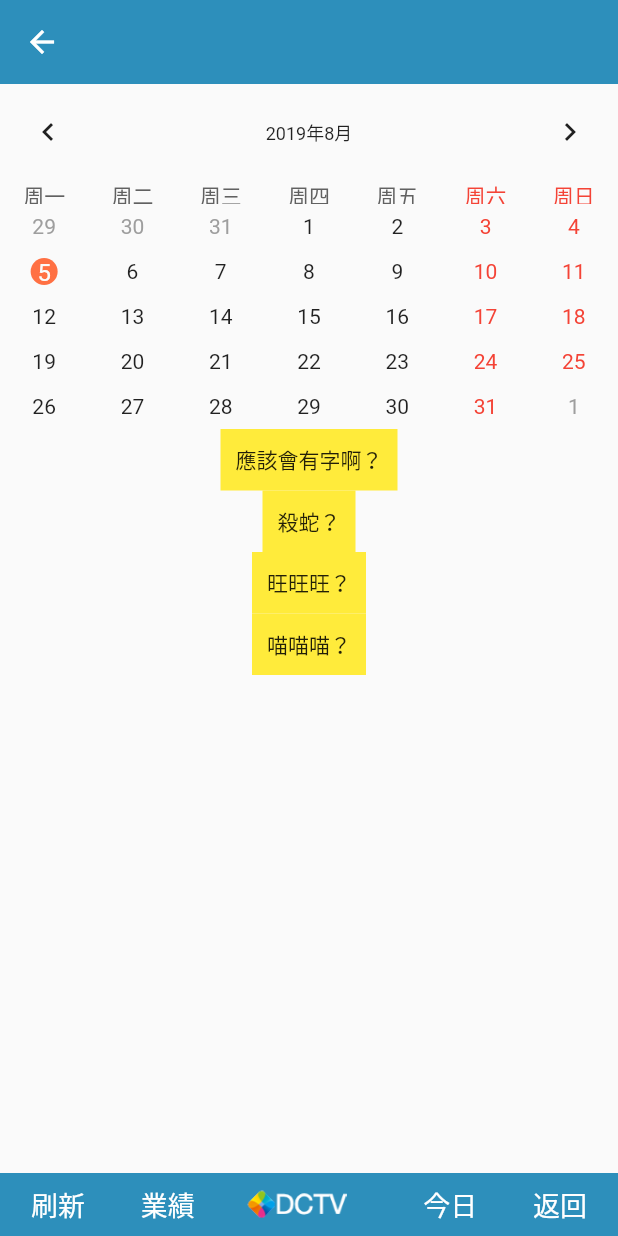
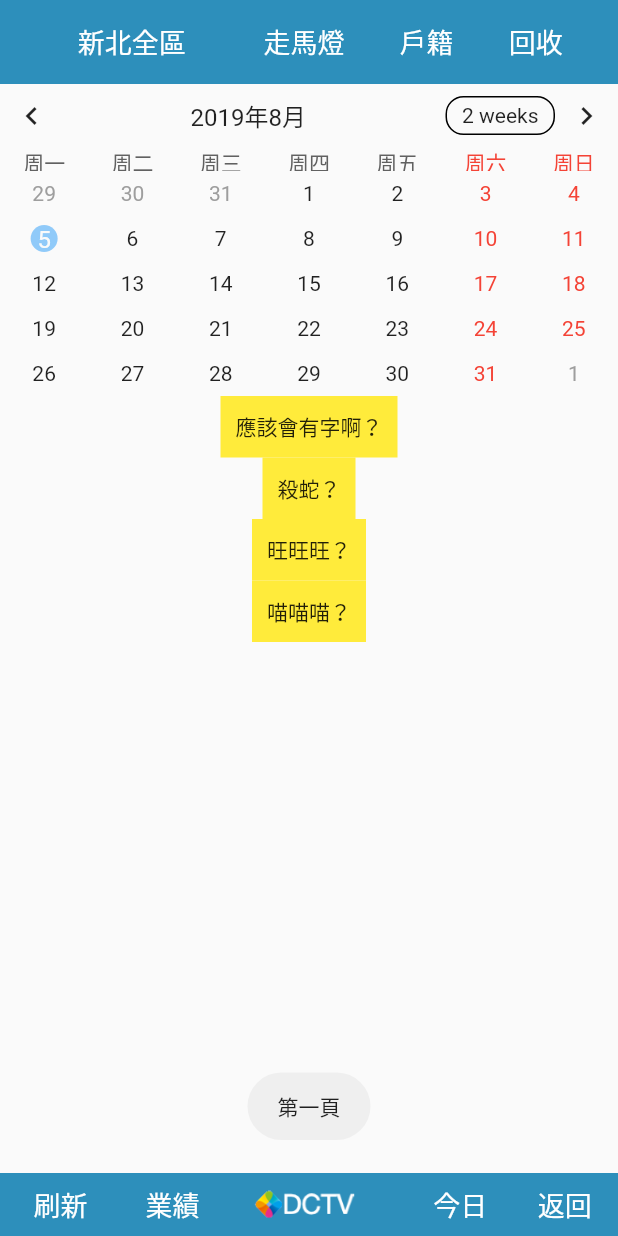
Before and after one commit to kamoguai/performance, a Flutter app: the HomePage screen opened by its route, on a phone screen of 412 x 824 dp. Run offline on Flutter 3.47's test engine with Material 2 defaults, Android fonts, the phone set to English and light mode, and no system bars; drawn by our look-alikes of auto_size_text, table_calendar; our stand-ins replace connectivity, dio, event_bus, flutter_redux, flutter_screenutil, flutter_spinkit and 4 more; missing offline and left inert: flutter_statusbar, pointycastle; accounts and stored records are empty; generated files the repository leaves out were written again; statements that could not run were skipped.

Commit message:
添加走馬燈相關class

```diff
--- a/performance/lib/page/home/FirstPage.dart
+++ b/performance/lib/page/home/FirstPage.dart
@@ -1,4 +1,5 @@
 import 'package:flutter/material.dart';
+import 'package:fluttertoast/fluttertoast.dart';
 import 'package:performance/widget/MyCalendarWidget.dart';
 import 'package:performance/widget/MyListState.dart';
 
@@ -17,6 +18,7 @@ class _FirstPageState extends State<FirstPage> with AutomaticKeepAliveClientMixi
   void initState() {
     super.initState();
     clearData();
+    Fluttertoast.showToast(msg: "第一頁");
     // initParam();
 }
 
--- a/performance/lib/page/home/HomePage.dart
+++ b/performance/lib/page/home/HomePage.dart
@@ -1,6 +1,7 @@
 import 'package:flutter/material.dart';
 import 'package:fluttertoast/fluttertoast.dart';
 import 'package:performance/common/style/MyStyle.dart';
+import 'package:performance/common/utils/NavigatorUtils.dart';
 import 'package:performance/page/home/FirstPage.dart';
 import 'package:performance/page/home/SecondPage.dart';
 import 'package:performance/page/home/ThirdPage.dart';
@@ -36,20 +37,21 @@ class _HomePageState extends State<HomePage> with AutomaticKeepAliveClientMixin<
           case 0:
             setState(() {
               this.nowPage = 0;
+              print("第一頁");
             });
-            Fluttertoast.showToast(msg: "第一頁");
+
             break;
           case 1:
             setState(() {
               this.nowPage = 1;
+              print("第二頁");
             });
-            Fluttertoast.showToast(msg: "第二頁");
             break;
           case 2:
             setState(() {
               this.nowPage = 2;
+              print("第三頁");
             });
-            Fluttertoast.showToast(msg: "第三頁");
             break;
           default:
             break;
@@ -79,9 +81,87 @@ class _HomePageState extends State<HomePage> with AutomaticKeepAliveClientMixin<
     return null;
   }
 
+  ///Scaffold appbar actions
+  List<Widget> actions() {
+    ///裝載action內容
+    List<Widget> action = [];
+    ///裝載row children內容
+    List<Widget> list = [];
+    list.add(
+      InkWell(
+        onTap: () {
+          this.showCityAlertSheetController(context);
+        },
+        child: Ink(
+          padding: EdgeInsets.symmetric(horizontal: 15),
+          child: autoTextSize(this.strCity == "" ? "新北全區":this.strCity, TextStyle(color: Colors.white, fontSize: MyScreen.homePageFontSize(context))),
+        ),
+      ),
+    );
+    switch (this.nowPage) {
+      case 0:
+        list.add(
+          InkWell(
+            onTap: () {
+              NavigatorUtils.goManual(context);
+            },
+            child: Ink(
+              child: autoTextSize('走馬燈', TextStyle(color: Colors.white, fontSize: MyScreen.homePageFontSize(context))),
+            ),
+
+          ),
+        );
+        list.add(
+          InkWell(
+            onTap: (){},
+            child: Ink(
+              child: autoTextSize('戶籍', TextStyle(color: Colors.white, fontSize: MyScreen.homePageFontSize(context))),
+            ),
+          ),
+        );
+        list.add(
+          InkWell(
+            onTap: (){},
+            child: Ink(
+              child: autoTextSize('回收', TextStyle(color: Colors.white, fontSize: MyScreen.homePageFontSize(context))),
+            ),
+          ),
+        );
+        break;
+      default:
+        list.add(
+          Expanded(
+            child: Container(),
+          )
+        );
+        list.add(
+          InkWell(
+            onTap: (){},
+            child: Ink(
+              padding: EdgeInsets.symmetric(horizontal: 15),
+              child: autoTextSize('競業', TextStyle(color: Colors.white, fontSize: MyScreen.homePageFontSize(context))),
+            ),
+          ),
+        );
+        break;
+    }
+    action = [
+      Expanded(
+        child: Row(
+          mainAxisAlignment: MainAxisAlignment.spaceEvenly,
+          mainAxisSize: MainAxisSize.max,
+          children: list
+        ),
+      ),
+    ];
+    return action;
+  }
+
+  ///Scaffold body顯示
   Widget bodyView() {
       Widget body;
       body = Container(
+        ///pageView實現左右換頁
         child: PageView(
           controller: pgController,
           children: pageWigetList.map((index) => buildPageItem(pageWigetList.indexOf(index))).toList(),
@@ -108,7 +188,8 @@ class _HomePageState extends State<HomePage> with AutomaticKeepAliveClientMixin<
         },
       ),
     );
-    if (this.nowPage == 0) {
+    switch (this.nowPage) {
+      case 0:
         list.add(
           GestureDetector(
             child: Container(
@@ -123,8 +204,8 @@ class _HomePageState extends State<HomePage> with AutomaticKeepAliveClientMixin<
             },
           ),
         );
-    }
-    else {
+        break;
+      case 1:
         list.add(
           GestureDetector(
             child: Container(
@@ -139,6 +220,23 @@ class _HomePageState extends State<HomePage> with AutomaticKeepAliveClientMixin<
             },
           ),
         );
+        break;
+      case 2:
+        list.add(
+          GestureDetector(
+            child: Container(
+              padding: EdgeInsets.all(5.0),
+              alignment: Alignment.center,
+              height: 42,
+              width: deviceWidth6(),
+              child: autoTextSize('分析', TextStyle(color: Colors.white, fontSize: MyScreen.homePageFontSize(context))),
+            ),
+            onTap: () {
+
+            },
+          ),
+        );
+        break;
     }
 
     list.add(
@@ -176,7 +274,7 @@ class _HomePageState extends State<HomePage> with AutomaticKeepAliveClientMixin<
           padding: EdgeInsets.all(5.0),
           alignment: Alignment.center,
           height: 42,
-          width: deviceWidth6(),
+          width: deviceWidth7(),
           child: autoTextSize('返回', TextStyle(color: Colors.white, fontSize: MyScreen.homePageFontSize(context))),
         ),
         onTap: () {
@@ -206,6 +304,8 @@ class _HomePageState extends State<HomePage> with AutomaticKeepAliveClientMixin<
         appBar: AppBar(
           backgroundColor: Theme.of(context).primaryColor,
           elevation: 0.0,
+          leading: Container(),
+          actions: actions(),
         ),
         body: bodyView(),
         bottomNavigationBar: bottomBar(),
--- a/performance/lib/page/home/SecondPage.dart
+++ b/performance/lib/page/home/SecondPage.dart
@@ -1,4 +1,5 @@
 import 'package:flutter/material.dart';
+import 'package:fluttertoast/fluttertoast.dart';
 import 'package:performance/widget/MyListState.dart';
 ///
 ///首頁第二頁-主管頁
@@ -15,6 +16,7 @@ class _SecondPageState extends State<SecondPage> with AutomaticKeepAliveClientMi
   void initState() {
     super.initState();
     clearData();
+    Fluttertoast.showToast(msg: "第二頁");
     // initParam();
 }
 
--- a/performance/lib/page/home/ThirdPage.dart
+++ b/performance/lib/page/home/ThirdPage.dart
@@ -1,4 +1,5 @@
 import 'package:flutter/material.dart';
+import 'package:fluttertoast/fluttertoast.dart';
 import 'package:performance/widget/MyListState.dart';
 ///
 ///首頁第三頁-分析頁
@@ -15,6 +16,7 @@ class _ThirdPageState extends State<ThirdPage> with AutomaticKeepAliveClientMixi
   void initState() {
     super.initState();
     clearData();
+    Fluttertoast.showToast(msg: "第三頁");
     // initParam();
 }
 
--- a/performance/lib/widget/MyCalendarWidget.dart
+++ b/performance/lib/widget/MyCalendarWidget.dart
@@ -1,5 +1,6 @@
 
 import 'package:flutter/material.dart';
+import 'package:fluttertoast/fluttertoast.dart';
 import 'package:table_calendar/table_calendar.dart';
 ///
 ///日期選擇widget
@@ -33,7 +34,7 @@ class _MyCalendarWidgetState extends State<MyCalendarWidget> with TickerProvider
   void _onDaySelected(DateTime day, List events) {
     setState(() {
       _selectedDay = day;
-
+      Fluttertoast.showToast(msg: "$_selectedDay");
     });
   }
 
@@ -53,28 +54,36 @@ class _MyCalendarWidgetState extends State<MyCalendarWidget> with TickerProvider
       ///起始日，可選週一或週日
       startingDayOfWeek: StartingDayOfWeek.monday,
       ///操作行為
-      availableGestures: AvailableGestures.all,
+      availableGestures: AvailableGestures.none,
       ///日曆格式
       availableCalendarFormats: const {
         CalendarFormat.month: 'Month',
-        // CalendarFormat.twoWeeks: '2 weeks',
+        CalendarFormat.twoWeeks: '2 weeks',
         // CalendarFormat.week: 'Week',
       },
       ///日曆style
       calendarStyle: CalendarStyle(
         ///所選定日期顏色
-        selectedColor: Colors.deepOrange[400],
+        selectedColor:  Colors.blue[200],
         ///今天顏色
-        todayColor: Colors.blue[200],
+        todayColor:Colors.deepOrange[400],
         ///註記顏色
         markersColor: Colors.brown[700],
       ),
-      ///右上方可選週期按鈕style
+      ///上方顯示日期及可選週期按鈕style
       headerStyle: HeaderStyle(
-        titleTextStyle: TextStyle(fontSize: 12),
+        ///顯示日期的style，這裡設定字型大小
+        titleTextStyle: TextStyle(fontSize: 16),
+        ///左邊箭頭padding，設定1為最小
+        leftChevronPadding: EdgeInsets.all(1),
+        ///右邊箭頭padding，設定1為最小
+        rightChevronPadding: EdgeInsets.all(1),
+        ///日期置中
         centerHeaderTitle: true,
-        formatButtonVisible: false
+        ///週期按鈕不顯示
+        // formatButtonVisible: false
       ),
+      ///日曆間隔
       rowHeight: 30,
       ///選定日期
       onDaySelected: _onDaySelected,
@@ -86,18 +95,7 @@ class _MyCalendarWidgetState extends State<MyCalendarWidget> with TickerProvider
   @override
   Widget build(BuildContext context) {
     return Container(
-      // margin: const EdgeInsets.all(20),
       child: _buildTableCalendar(),
     );
-    // return Container(
-    //   child: SingleChildScrollView(
-    //     scrollDirection: Axis.vertical,
-    //     child: Column(
-    //       children: <Widget>[
-    //         _buildTableCalendar()
-    //       ],
-    //     )
-    //   ),
-    // );
   }
 }
--- a/performance/lib/widget/MyListState.dart
+++ b/performance/lib/widget/MyListState.dart
@@ -105,12 +105,12 @@ mixin MyListState<T extends StatefulWidget> on State<T>, AutomaticKeepAliveClien
               CupertinoActionSheetAction(
                 onPressed: () {
                   setState(() {
-                    strCity = '';
+                    strCity = '新北全區';
                     showRefreshLoading();
                   });
                   Navigator.pop(context);
                 },
-                child: Text('全部', style: TextStyle(fontSize: ScreenUtil().setSp(20.0))),
+                child: Text('新北全區', style: TextStyle(fontSize: ScreenUtil().setSp(20.0))),
               ),
               CupertinoActionSheetAction(
                 onPressed: () {
```
Also changed, not shown: performance/lib/common/utils/NavigatorUtils.dart (+7 -2 lines), performance/lib/page/marquee/ManualPage.dart (added, +163 -0 lines), performance/lib/page/marquee/MarqueeEditPage.dart (added, +17 -0 lines), performance/lib/page/marquee/MarqueeListPage.dart (added, +18 -0 lines). Lines whose indentation alone changed are shown as unchanged.
